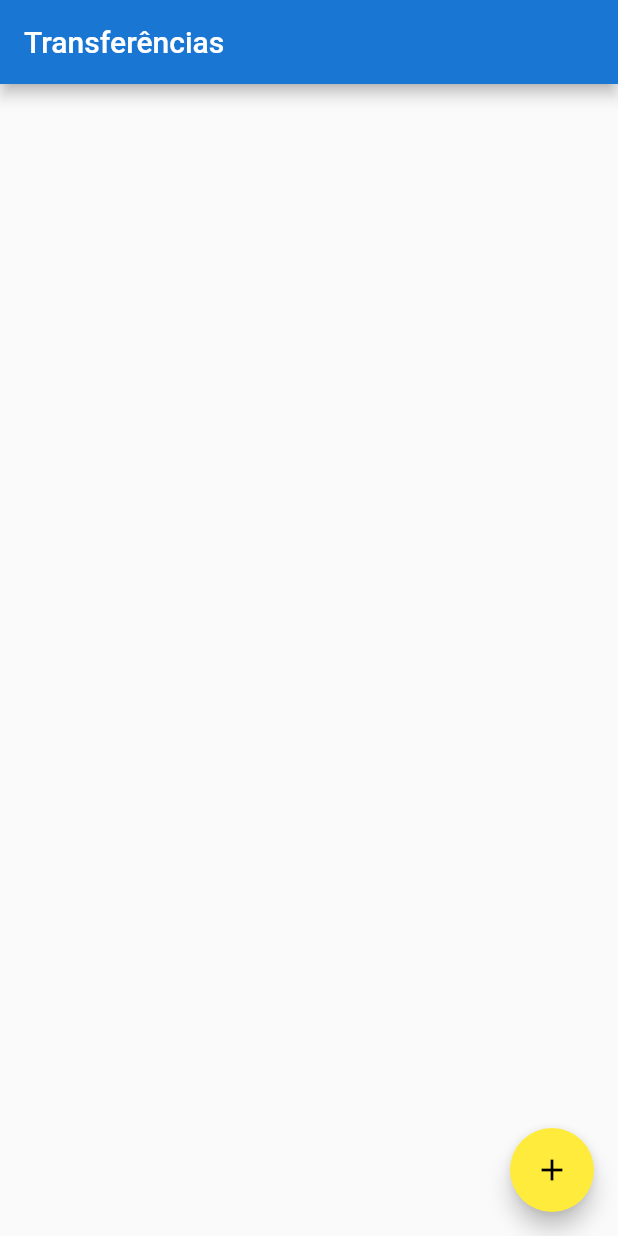
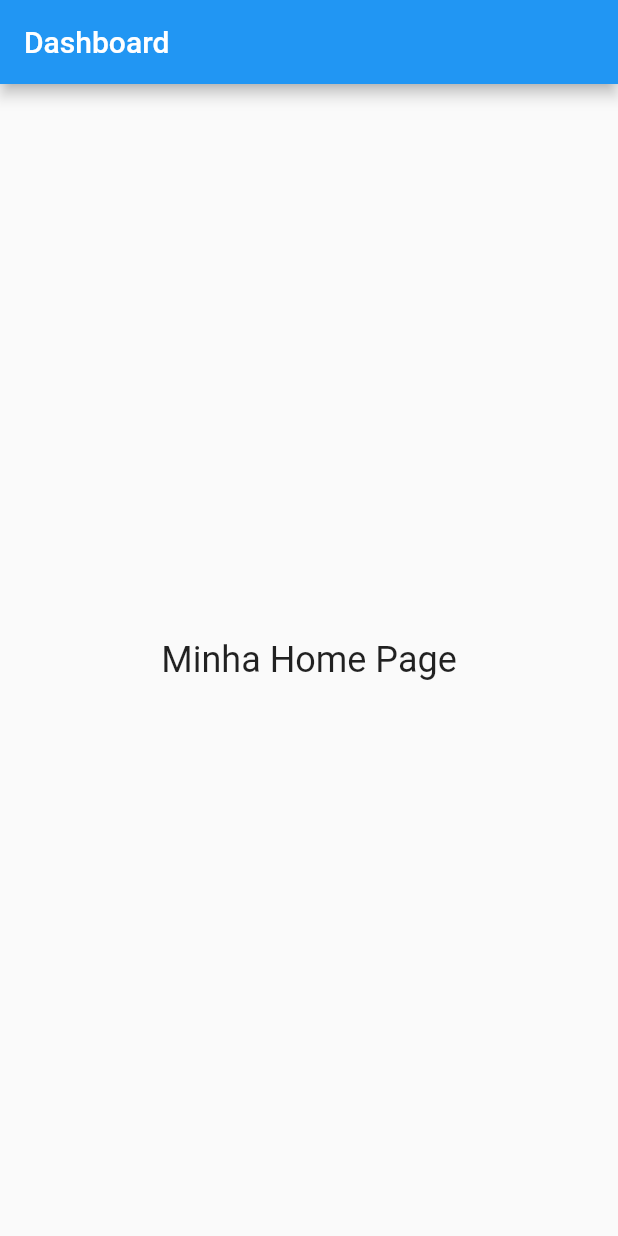
Before and after one commit to flaviossantana/bank.flutter, a Flutter app: the screen it shows after launch, on a phone screen of 412 x 824 dp. Run offline on Flutter 3.47's test engine with Material 2 defaults, Android fonts, the phone set to English and light mode, and no system bars; Roboto replaces fonts that are missing (RobotoMono).

Commit message:
[PERSISTÊNCIA COM FLUTTER: CRIE UM APP COM ARMAZENAMENTO INTERNO][IMPLEMENTANDO O DASHBOARD][CRIANDO O PROJETO]

```diff
--- a/lib/main.dart
+++ b/lib/main.dart
@@ -1,26 +1,33 @@
-import 'package:fluterbank/screens/transferencia/transferencias_list.dart';
 import 'package:flutter/material.dart';
 
 void main() => runApp(
-      FlutterBank(),
+      ByteBankApp(),
     );
 
-class FlutterBank extends StatelessWidget {
+class ByteBankApp extends StatelessWidget {
   @override
   Widget build(BuildContext context) {
     return MaterialApp(
-      theme: ThemeData(
-        fontFamily: 'RobotoMono',
-        brightness: Brightness.light,
-        primaryColor: Colors.blue[700],
-        accentColor: Colors.yellow[500],
-        buttonTheme: ButtonThemeData(
-          buttonColor: Colors.yellow[500],
-          textTheme: ButtonTextTheme.primary,
-        ),
-      ),
-      home: Transferencias(),
+      title: 'Título',
+      home: MyStatelessWidget(),
       debugShowCheckedModeBanner: false,
     );
   }
 }
+
+class MyStatelessWidget extends StatelessWidget {
+  @override
+  Widget build(BuildContext context) {
+    return Scaffold(
+      appBar: AppBar(
+        title: Text('Dashboard'),
+      ),
+      body: Center(
+        child: Text(
+          'Minha Home Page',
+          style: TextStyle(fontSize: 24),
+        ),
+      ),
+    );
+  }
+}
```
Also changed, not shown: lib/widget/flutter_bank.dart (added, +22 -0 lines), pubspec.yaml (+0 -51 lines).
